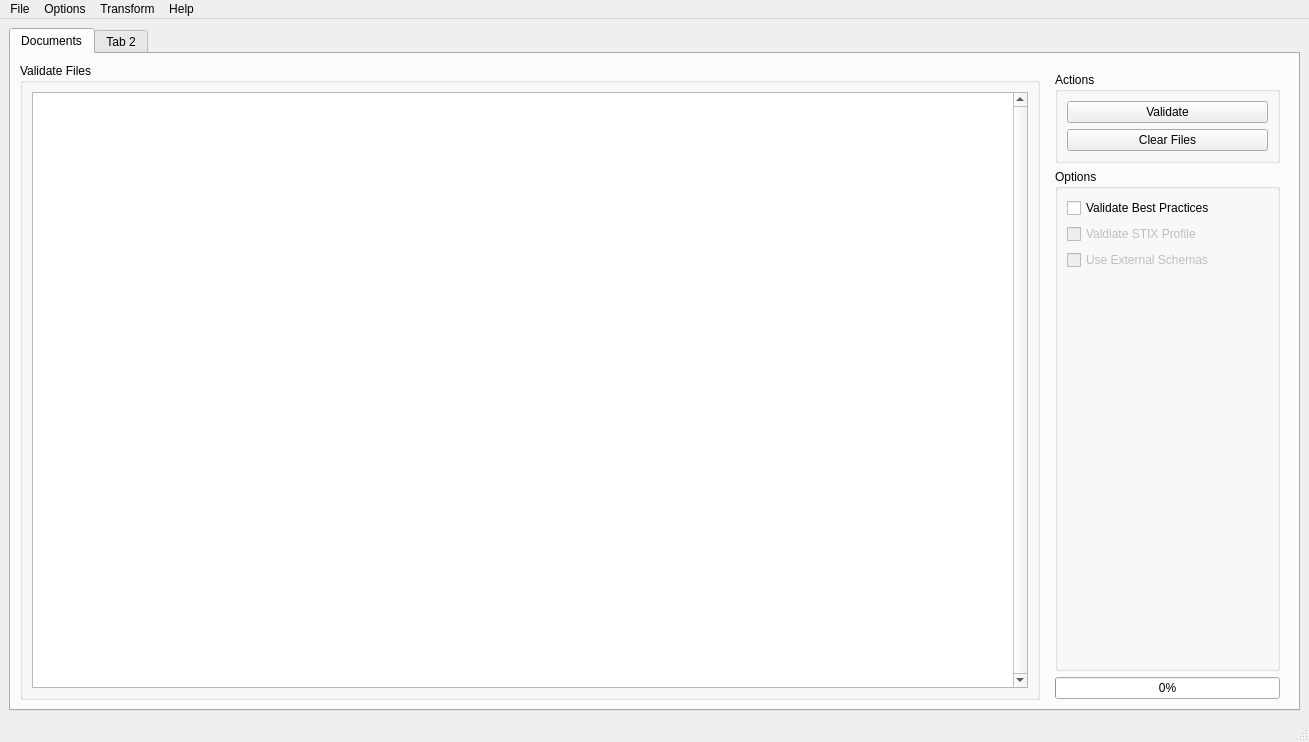
The window that qtui/mainwindow.ui (bworrell/cutie-stix) describes before a commit, drawn with Qt 5.
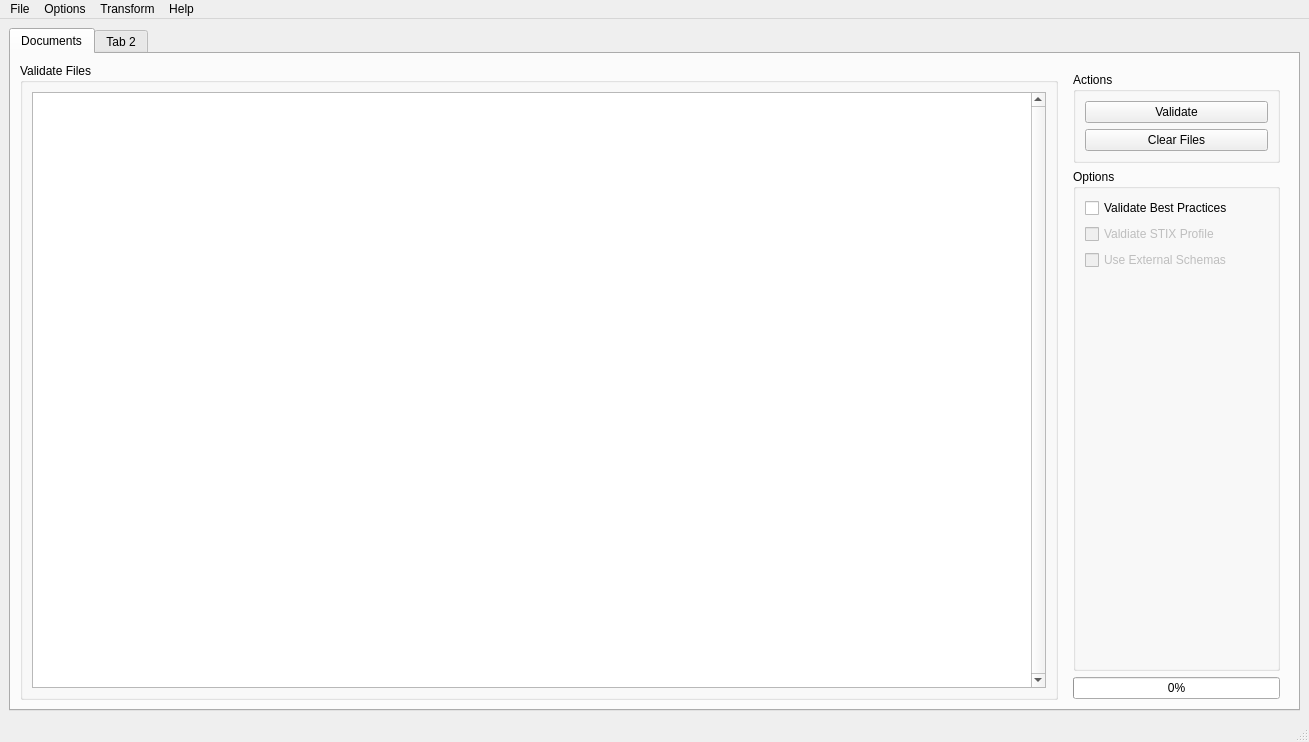
The same window after the commit. Icons and pictures are not drawn. Custom widgets are drawn as their Qt base class.

Commit message: Set minimum size to right side back to 200. Hoping this will make the sizes comparable between ubuntu and windows.

Patch:
```diff
--- a/qtui/mainwindow.ui
+++ b/qtui/mainwindow.ui
@@ -278,7 +278,7 @@
                      </property>
                      <property name="minimumSize">
                       <size>
-                       <width>225</width>
+                       <width>200</width>
                        <height>0</height>
                       </size>
                      </property>
@@ -358,7 +358,7 @@
                      </property>
                      <property name="minimumSize">
                       <size>
-                       <width>225</width>
+                       <width>200</width>
                        <height>0</height>
                       </size>
                      </property>
@@ -375,7 +375,23 @@
                       <string>Options</string>
                      </property>
                      <layout class="QFormLayout" name="formLayout">
-                      <item row="1" column="0">
+                      <item row="2" column="0" colspan="2">
+                       <widget class="QCheckBox" name="check_profile">
+                        <property name="enabled">
+                         <bool>false</bool>
+                        </property>
+                        <property name="sizePolicy">
+                         <sizepolicy hsizetype="MinimumExpanding" vsizetype="Fixed">
+                          <horstretch>0</horstretch>
+                          <verstretch>0</verstretch>
+                         </sizepolicy>
+                        </property>
+                        <property name="text">
+                         <string>Valdiate STIX Profile</string>
+                        </property>
+                       </widget>
+                      </item>
+                      <item row="1" column="0" colspan="2">
                        <widget class="QCheckBox" name="check_best_practices">
                         <property name="sizePolicy">
                          <sizepolicy hsizetype="MinimumExpanding" vsizetype="Fixed">
@@ -388,7 +404,7 @@
                         </property>
                        </widget>
                       </item>
-                      <item row="3" column="0">
+                      <item row="3" column="0" colspan="2">
                        <widget class="QCheckBox" name="check_external_schemas">
                         <property name="enabled">
                          <bool>false</bool>
@@ -404,22 +420,6 @@
                         </property>
                        </widget>
                       </item>
-                      <item row="2" column="0">
-                       <widget class="QCheckBox" name="check_profile">
-                        <property name="enabled">
-                         <bool>false</bool>
-                        </property>
-                        <property name="sizePolicy">
-                         <sizepolicy hsizetype="MinimumExpanding" vsizetype="Fixed">
-                          <horstretch>0</horstretch>
-                          <verstretch>0</verstretch>
-                         </sizepolicy>
-                        </property>
-                        <property name="text">
-                         <string>Valdiate STIX Profile</string>
-                        </property>
-                       </widget>
-                      </item>
                      </layout>
                     </widget>
                    </item>
```
The commit also changes 1 other file.
